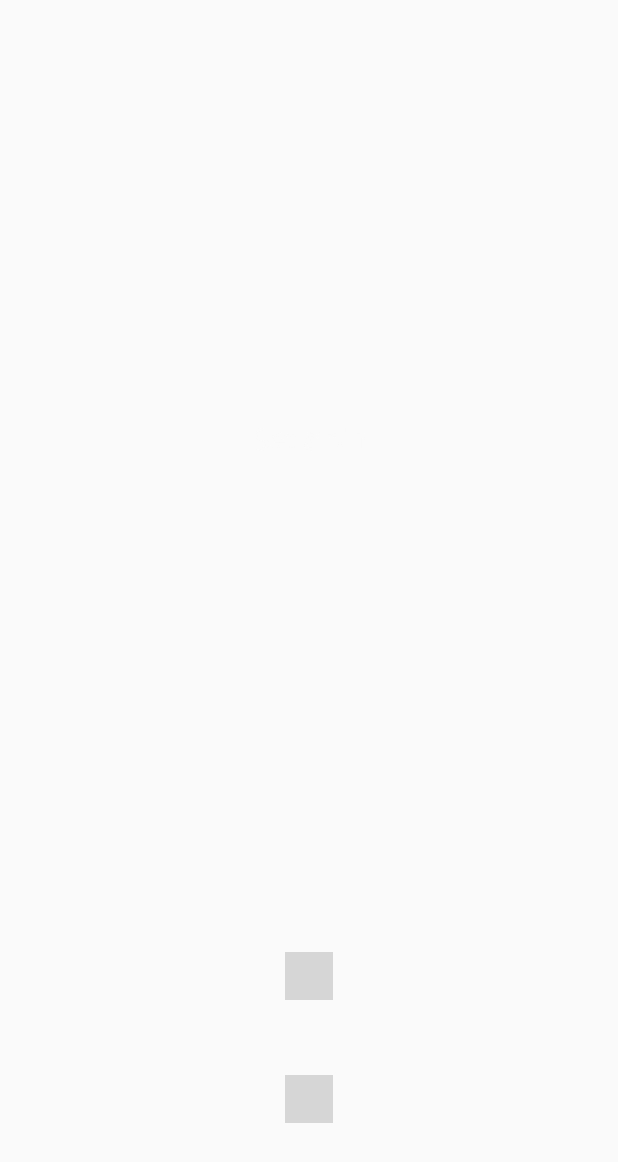
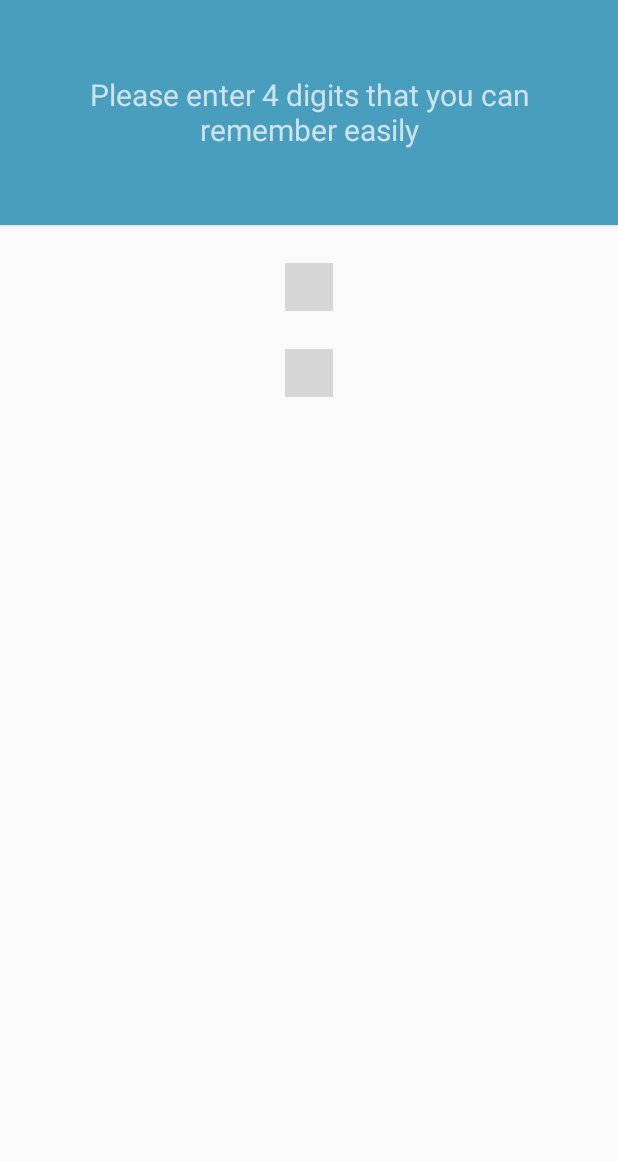
Before and after one commit to ARosentiehl24/uSecurity, an Android app: the layout fragment_request_pin.xml on its own in the app's theme, with its tools: preview values and no code run, on a phone screen of 412 x 824 dp. Shown: the top 1162 px of the screen. Run offline under Robolectric (Android 15) with nearby library versions, the phone set to English and light mode, and no system bars; plain views replace IndicatorDots, PinLockView; grey boxes are pictures that could not be loaded.

Commit message:
Add lock views

```diff
--- a/app/build.gradle
+++ b/app/build.gradle
@@ -69,6 +69,7 @@ dependencies {
     compile 'com.github.nisrulz:easydeviceinfo:2.0.1'
     compile 'com.heinrichreimersoftware:material-intro:1.5.4'
     compile 'com.github.paolorotolo:appintro:4.0.0'
+    compile 'com.mattprecious.swirl:swirl:1.0.0'
     compile 'com.norbsoft.typefacehelper:library:0.9.0'
     compile 'com.pavelsikun:materialdesignicons:1.0'
     compile 'com.roughike:bottom-bar:1.3.9'
--- a/app/src/main/AndroidManifest.xml
+++ b/app/src/main/AndroidManifest.xml
@@ -35,7 +35,7 @@
                 <category android:name="android.intent.category.LAUNCHER" />
             </intent-filter>
         </activity>
-        <activity android:name=".ApplicationListActivity"></activity>
+        <activity android:name=".ApplicationListActivity" />
     </application>
 
 </manifest>
--- a/app/src/main/res/layout/fragment_request_pin.xml
+++ b/app/src/main/res/layout/fragment_request_pin.xml
@@ -6,24 +6,36 @@
     android:orientation="vertical"
     tools:context="com.arrg.android.app.usecurity.RequestPinFragment">
 
-    <TextView
-        android:id="@+id/tvRequestPinMessage"
+    <android.support.v7.widget.CardView
         android:layout_width="match_parent"
-        android:layout_height="0dp"
-        android:layout_gravity="center_horizontal"
-        android:layout_weight="1"
-        android:gravity="center"
-        android:text="@string/set_a_pin"
-        android:textColor="@color/white_glass75"
-        android:textSize="20sp" />
+        android:layout_height="150dp"
+        app:cardBackgroundColor="@color/colorPrimaryDark"
+        app:cardCornerRadius="0dp">
+
+        <RelativeLayout
+            android:layout_width="match_parent"
+            android:layout_height="match_parent">
+
+            <TextView
+                android:id="@+id/tvRequestPinMessage"
+                android:layout_width="wrap_content"
+                android:layout_height="wrap_content"
+                android:layout_centerInParent="true"
+                android:layout_margin="25dp"
+                android:gravity="center"
+                android:text="@string/request_pin_message"
+                android:textColor="@color/white_glass75"
+                android:textSize="20sp" />
+        </RelativeLayout>
+    </android.support.v7.widget.CardView>
 
     <com.andrognito.pinlockview.IndicatorDots
         android:id="@+id/indicatorDots"
         android:layout_width="wrap_content"
         android:layout_height="wrap_content"
         android:layout_gravity="center_horizontal"
-        android:layout_marginBottom="50dp"
-        android:layout_marginTop="50dp"
+        android:layout_marginBottom="25dp"
+        android:layout_marginTop="25dp"
         app:dotDiameter="20dp"
         app:dotEmptyBackground="@drawable/dot_empty_background"
         app:dotFilledBackground="@drawable/dot_filled_background"
--- /dev/null
+++ b/app/src/main/res/values/preferences.xml
@@ -0,0 +1,4 @@
+<?xml version="1.0" encoding="utf-8"?>
+<resources>
+    <string name="settings_done">settings_done</string>
+</resources>
--- a/app/src/main/res/values/strings.xml
+++ b/app/src/main/res/values/strings.xml
@@ -1,8 +1,8 @@
 <resources>
     <string name="app_name">uSecurity</string>
-
-    <!-- TODO: Remove or change this placeholder text -->
-    <string name="hello_blank_fragment">Hello blank fragment</string>
-    <string name="set_a_pin">Set a pin</string>
-    <string name="draw_a_pattern">Draw a pattern</string>
+    <string name="request_pin_message">Please enter 4 digits that you can remember easily</string>
+    <string name="request_pattern_message">Please draw a pattern that you can remember</string>
+    <string name="fingerprint_setting_message">To enable fingerprint press the corresponding button</string>
+    <string name="enable_fingerprint_support">Enable Fingerprint Support</string>
+    <string name="disable_fingerprint_support">Disable Fingerprint Support</string>
 </resources>
--- a/app/src/main/res/values/styles.xml
+++ b/app/src/main/res/values/styles.xml
@@ -1,4 +1,5 @@
 <resources>
+
     <style name="AppTheme" parent="Theme.AppCompat.Light.NoActionBar">
         <item name="colorPrimary">@color/colorPrimary</item>
         <item name="colorPrimaryDark">@color/colorPrimaryDark</item>
@@ -11,7 +12,9 @@
         <item name="colorPrimary">@color/colorPrimary</item>
         <item name="colorPrimaryDark">@color/colorPrimaryDark</item>
         <item name="colorAccent">@color/background_light</item>
-        <item name="android:navigationBarColor">@color/colorPrimaryDark</item>
+        <item name="swirl_ridgeColor">?android:attr/textColorSecondary</item>
+        <item name="swirl_errorColor">?android:attr/colorAccent</item>
+        <item name="android:navigationBarColor">@color/colorPrimary</item>
         <item name="android:windowBackground">@color/colorPrimary</item>
     </style>
 </resources>
```
Also changed, not shown: app/src/main/java/com/arrg/android/app/usecurity/IntroductionActivity.java (+15 -2 lines), app/src/main/java/com/arrg/android/app/usecurity/USecurity.java (+13 -0 lines), app/src/main/res/drawable/ic_backspace_white_24dp.xml (added, +10 -0 lines), app/src/main/res/layout/fragment_request_fingerprint.xml (+58 -6 lines), app/src/main/res/layout/fragment_request_pattern.xml (+26 -7 lines).
